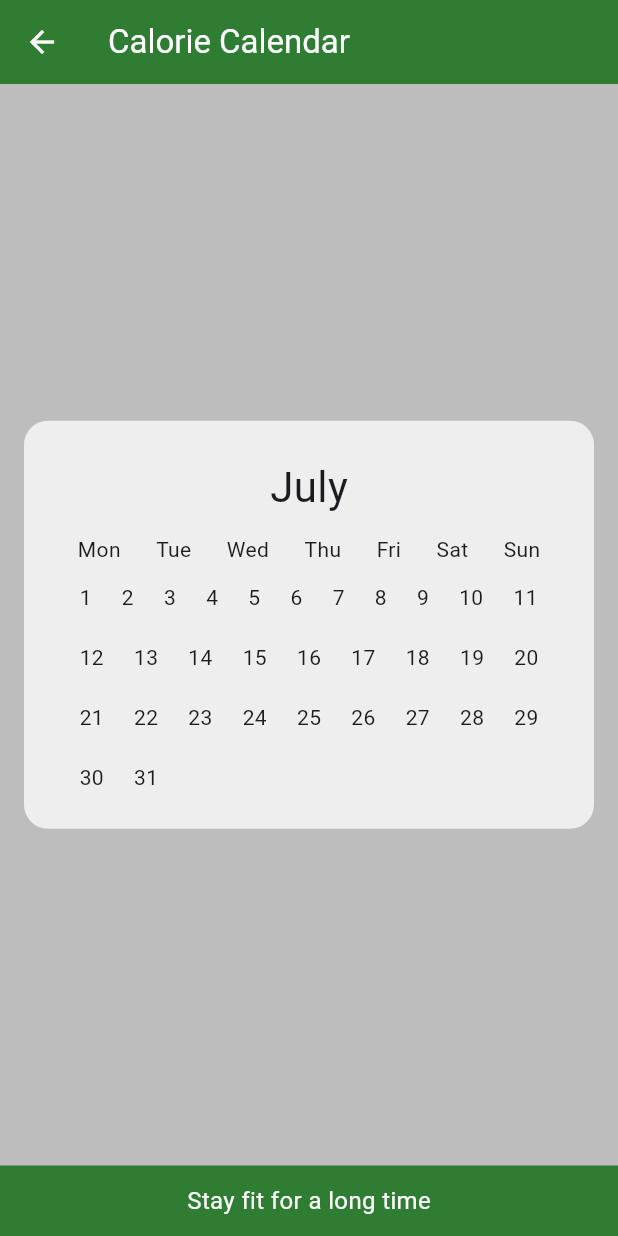
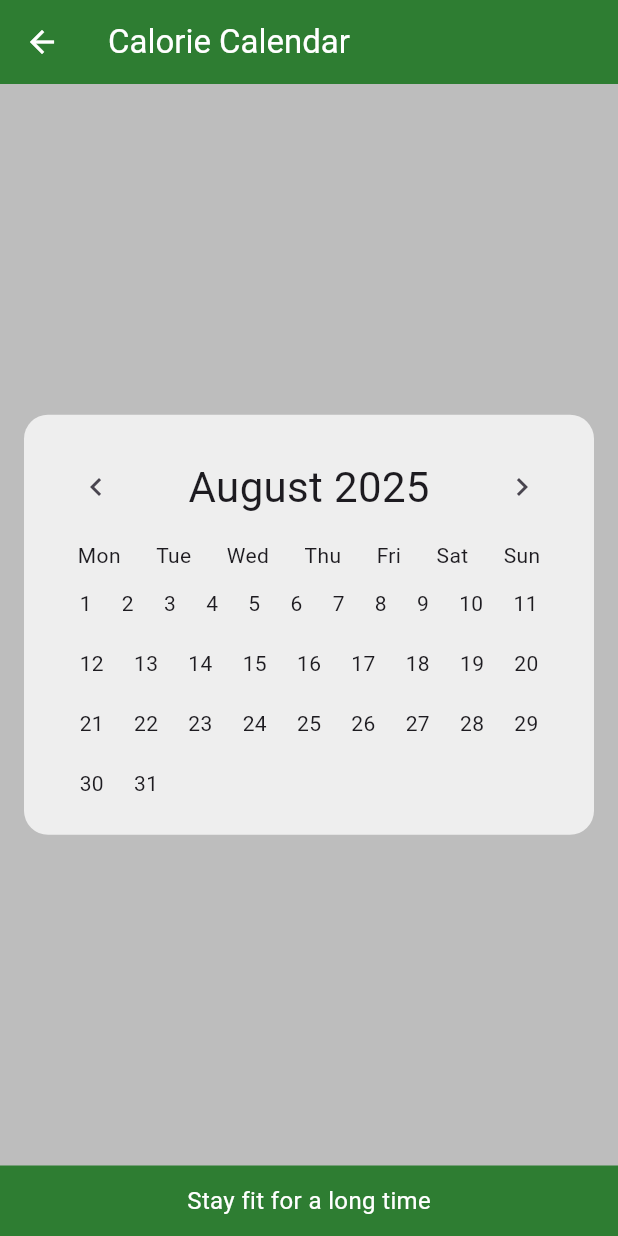
Before and after one commit to hubssch/Fitolongo-MobileApp, a Flutter app: the screen it shows after launch, after a tap on "Calorie Calendar", on a phone screen of 412 x 824 dp. Run offline on Flutter 3.47's test engine with Material 3 defaults, Android fonts, the phone set to English and light mode, and no system bars; our stand-ins replace supabase_flutter; accounts and stored records are empty; Roboto replaces fonts that are missing (ComicSans).

Commit message:
SupaBase implemented, user can now add daily amount of calories into callendar

```diff
--- a/lib/calendar_view.dart
+++ b/lib/calendar_view.dart
@@ -1,27 +1,36 @@
 import 'package:flutter/material.dart';
+import 'calories_service.dart';
 
-class CalendarView extends StatelessWidget {
+class CalendarView extends StatefulWidget {
   final String title;
+  final bool canAddCalories; // <-- NEW
 
-  const CalendarView({super.key, required this.title});
+  const CalendarView({
+    super.key,
+    required this.title,
+    this.canAddCalories = false, // default false (np. dla treningów)
+  });
+
+  @override
+  State<CalendarView> createState() => _CalendarViewState();
+}
+
+class _CalendarViewState extends State<CalendarView> {
+  final CaloriesService _service = CaloriesService();
+
+  DateTime currentDate = DateTime.now();
 
   @override
   Widget build(BuildContext context) {
     return Scaffold(
       appBar: AppBar(
-        title: Text(
-          title,
-          style: const TextStyle(
-            fontFamily: 'ComicSans',
-          ),
-        ),
+        title: Text(widget.title, style: const TextStyle(fontFamily: 'ComicSans')),
         backgroundColor: Colors.green[800],
         foregroundColor: Colors.white,
       ),
       backgroundColor: Colors.grey[400],
       body: Column(
         children: [
-          // Główna zawartość kalendarza
           Expanded(
             child: Center(
               child: Container(
@@ -34,12 +43,39 @@ class CalendarView extends StatelessWidget {
                 child: Column(
                   mainAxisSize: MainAxisSize.min,
                   children: [
-                    Text(
-                      'July',
-                      style: TextStyle(
-                        fontSize: 28,
-                        fontFamily: 'ComicSans',
-                      ),
+                    Row(
+                      mainAxisAlignment: MainAxisAlignment.spaceBetween,
+                      children: [
+                        IconButton(
+                          icon: const Icon(Icons.chevron_left),
+                          onPressed: () {
+                            setState(() {
+                              currentDate = DateTime(
+                                currentDate.year,
+                                currentDate.month - 1,
+                              );
+                            });
+                          },
+                        ),
+                        Text(
+                          "${_monthName(currentDate.month)} ${currentDate.year}",
+                          style: const TextStyle(
+                            fontSize: 28,
+                            fontFamily: 'ComicSans',
+                          ),
+                        ),
+                        IconButton(
+                          icon: const Icon(Icons.chevron_right),
+                          onPressed: () {
+                            setState(() {
+                              currentDate = DateTime(
+                                currentDate.year,
+                                currentDate.month + 1,
+                              );
+                            });
+                          },
+                        ),
+                      ],
                     ),
                     const SizedBox(height: 12),
                     _buildWeekDays(),
@@ -50,8 +86,6 @@ class CalendarView extends StatelessWidget {
               ),
             ),
           ),
-
-          // Stopka
           Container(
             padding: const EdgeInsets.all(12),
             color: Colors.green[800],
@@ -59,11 +93,7 @@ class CalendarView extends StatelessWidget {
             child: const Center(
               child: Text(
                 'Stay fit for a long time',
-                style: TextStyle(
-                  fontSize: 16,
-                  color: Colors.white,
-                  fontFamily: 'ComicSans',
-                ),
+                style: TextStyle(fontSize: 16, color: Colors.white),
               ),
             ),
           ),
@@ -72,34 +102,72 @@ class CalendarView extends StatelessWidget {
     );
   }
 
+  String _monthName(int month) {
+    const months = [
+      'January', 'February', 'March', 'April', 'May', 'June',
+      'July', 'August', 'September', 'October', 'November', 'December'
+    ];
+    return months[month - 1];
+  }
+
   Widget _buildWeekDays() {
     const days = ['Mon', 'Tue', 'Wed', 'Thu', 'Fri', 'Sat', 'Sun'];
     return Row(
       mainAxisAlignment: MainAxisAlignment.spaceAround,
-      children: days
-          .map((d) => Text(
-        d,
-        style: const TextStyle(fontFamily: 'ComicSans'),
-      ))
-          .toList(),
+      children: days.map((d) => Text(d)).toList(),
     );
   }
 
   Widget _buildCalendarGrid() {
-    const daysInMonth = 31;
-    List<Widget> dayWidgets = [];
-
-    for (int i = 1; i <= daysInMonth; i++) {
-      dayWidgets.add(Text(
-        i.toString(),
-        style: const TextStyle(fontFamily: 'ComicSans'),
-      ));
-    }
+    final totalDays = DateTime(currentDate.year, currentDate.month + 1, 0).day;
 
     return Wrap(
       spacing: 20,
       runSpacing: 20,
-      children: dayWidgets,
+      children: List.generate(totalDays, (index) {
+        final day = index + 1;
+
+        return GestureDetector(
+          onTap: widget.canAddCalories ? () => _showAddCaloriesDialog(day) : null,
+          child: Text(
+            day.toString(),
+            style: const TextStyle(fontFamily: 'ComicSans'),
+          ),
+        );
+      }),
+    );
+  }
+
+  void _showAddCaloriesDialog(int day) {
+    final TextEditingController controller = TextEditingController();
+    final selected = DateTime(currentDate.year, currentDate.month, day);
+
+    showDialog(
+      context: context,
+      builder: (context) {
+        return AlertDialog(
+          title: Text('Add calories for $day'),
+          content: TextField(
+            controller: controller,
+            keyboardType: TextInputType.number,
+            decoration: const InputDecoration(labelText: 'Calories'),
+          ),
+          actions: [
+            TextButton(
+              onPressed: () => Navigator.pop(context),
+              child: const Text('Cancel'),
+            ),
+            TextButton(
+              onPressed: () async {
+                final int kcal = int.parse(controller.text);
+                await _service.addCalories(kcal, selected);
+                Navigator.pop(context);
+              },
+              child: const Text('Save'),
+            ),
+          ],
+        );
+      },
     );
   }
 }
--- a/lib/calorie_calendar_page.dart
+++ b/lib/calorie_calendar_page.dart
@@ -7,7 +7,10 @@ class CalorieCalendarPage extends StatelessWidget {
   @override
   Widget build(BuildContext context) {
     return const Scaffold(
-      body: CalendarView(title: 'Calorie Calendar'),
+      body: CalendarView(
+        title: 'Calorie Calendar',
+        canAddCalories: true,   // <-- to dodajemy
+      ),
     );
   }
 }
--- a/lib/main.dart
+++ b/lib/main.dart
@@ -1,7 +1,16 @@
 import 'package:flutter/material.dart';
+import 'package:supabase_flutter/supabase_flutter.dart';
 import 'home_page.dart';
 
-void main() {
+void main() async {
+  WidgetsFlutterBinding.ensureInitialized();
+
+  // Inicjalizacja Supabase
+  await Supabase.initialize(
+    url: 'https://bicxarcthyuwrehjsqny.supabase.co',
+    anonKey: 'eyJhbGciOiJIUzI1NiIsInR5cCI6IkpXVCJ9.eyJpc3MiOiJzdXBhYmFzZSIsInJlZiI6ImJpY3hhcmN0aHl1d3JlaGpzcW55Iiwicm9sZSI6ImFub24iLCJpYXQiOjE3NTM1NTM5MzIsImV4cCI6MjA2OTEyOTkzMn0.Cu3WoCTBLcXfUFrz5srVaqOBJBahXzHGz6PP8siHgE4',
+  );
+
   runApp(const MyApp());
 }
 
--- a/lib/training_calendar_page.dart
+++ b/lib/training_calendar_page.dart
@@ -7,7 +7,9 @@ class TrainingCalendarPage extends StatelessWidget {
   @override
   Widget build(BuildContext context) {
     return const Scaffold(
-      body: CalendarView(title: 'Training Calendar'),
+      body: CalendarView(
+        title: 'Training Calendar',
+      ),
     );
   }
 }
```
Also changed, not shown: lib/calories_service.dart (added, +30 -0 lines).
